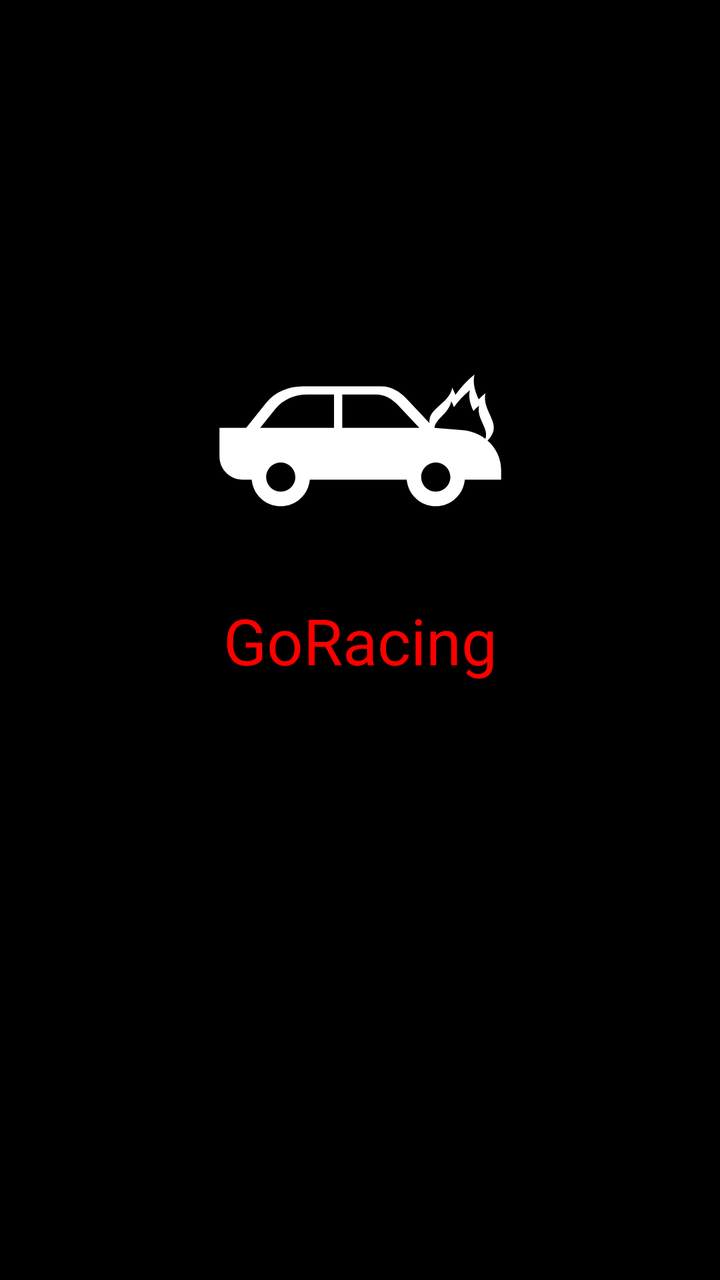
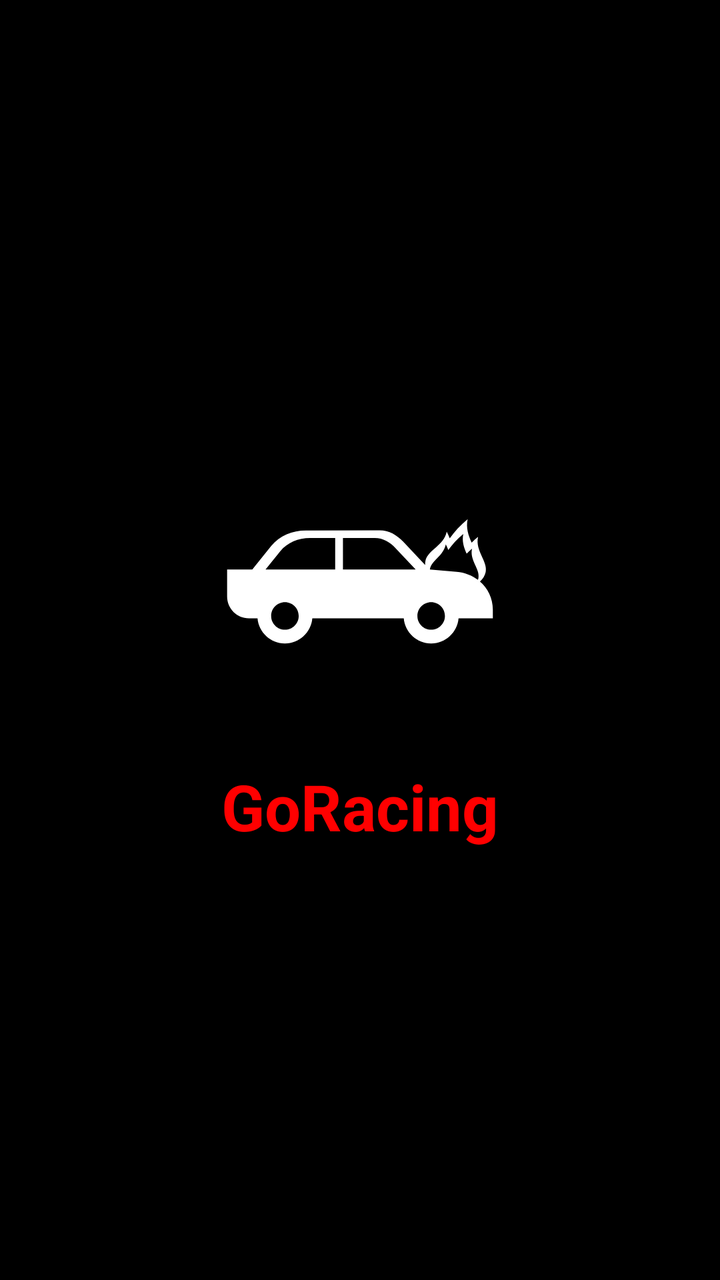

An Android layout rendered at two revisions. The XML below is the earlier revision; the diff shows what the commit changed to produce the second picture.
<!-- AndroidManifest.xml: application theme Theme.Pr20_Levenec -->
<!-- res/layout/activity_start_screen.xml -->
<?xml version="1.0" encoding="utf-8"?>
<androidx.constraintlayout.widget.ConstraintLayout xmlns:android="http://schemas.android.com/apk/res/android"
    xmlns:app="http://schemas.android.com/apk/res-auto"
    xmlns:tools="http://schemas.android.com/tools"
    android:id="@+id/main"
    android:layout_width="match_parent"
    android:layout_height="match_parent"
    android:background="@color/black"
    tools:context=".StartScreenActivity">

    <TextView
        android:id="@+id/textView"
        android:layout_width="wrap_content"
        android:layout_height="wrap_content"
        android:text="@string/app_name_text"
        android:textColor="@color/red"
        android:textSize="32sp"
        android:background="@android:color/transparent"
        android:backgroundTint="@null"
        app:layout_constraintBottom_toBottomOf="parent"
        app:layout_constraintEnd_toEndOf="parent"
        app:layout_constraintStart_toStartOf="parent"
        app:layout_constraintTop_toTopOf="parent" />

    <ImageView
        android:id="@+id/imageView"
        android:layout_width="410dp"
        android:layout_height="159dp"
        android:layout_marginTop="186dp"
        android:layout_marginEnd="1dp"
        android:layout_marginBottom="386dp"
        android:background="@android:color/transparent"
        android:backgroundTint="@null"
        android:src="@drawable/app_image"
        app:layout_constraintBottom_toBottomOf="parent"
        app:layout_constraintEnd_toEndOf="parent"
        app:layout_constraintStart_toStartOf="parent"
        app:layout_constraintTop_toTopOf="parent"
        tools:ignore="ContentDescription" />
</androidx.constraintlayout.widget.ConstraintLayout>
<!-- resources referenced by this layout -->
<resources>
  <color name="black">#FF000000</color>
  <color name="red">#FF0000</color>
  <!-- drawable app_image (drawable) -->
  <vector xmlns:android="http://schemas.android.com/apk/res/android"
      android:width="800dp"
      android:height="800dp"
      android:viewportWidth="512"
      android:viewportHeight="512">
    <path
        android:pathData="m482.71,303.94c-0.07,-19.2 -8.56,-36.05 -21.99,-47.72 4.75,-4.09 8.42,-9.73 9.79,-16.19 3.88,-18.26 -18.3,-36.02 -13.04,-60.02 -3.93,3.24 -7.57,6.61 -10.91,10.06 -5.39,-12.18 -10.1,-25.27 -6.83,-40.16 -12.47,10.29 -22.77,21.54 -30.57,32.82 -1.49,-3.84 -3.2,-7.71 -5.13,-11.58 -4.94,24.07 -32.41,31.28 -36.28,49.56 -0.52,2.46 -0.68,4.96 -0.54,7.41l-36.9,-39.15c-11.19,-11.88 -24.6,-19.94 -40.92,-19.93l-125.99,0.07c-22.62,0.02 -44.58,8.74 -58.77,26.35l-32.46,40.31 -42.96,0v46.18c0,20.53 16.76,37.29 37.29,37.29h14.6c2.11,23.94 22.29,42.83 46.77,42.83s44.66,-18.89 46.78,-42.83h156.02c2.12,23.94 22.3,42.83 46.77,42.83 24.47,0 44.66,-18.89 46.77,-42.83h58.53zM127.89,338.6c-12.94,0 -23.5,-10.56 -23.5,-23.49 0,-12.93 10.56,-23.49 23.5,-23.49 12.94,0 23.49,10.56 23.49,23.49 0,12.94 -10.55,23.49 -23.49,23.49zM94.77,235.78 L119.34,205.25c12.41,-15.42 31.64,-23.06 51.44,-23.07l42.86,-0.02v53.63zM226.91,235.78v-53.64l54.16,-0.04c14.28,-0 26.03,7.05 35.82,17.44l34.14,36.22zM377.46,338.6c-12.94,0 -23.49,-10.56 -23.49,-23.49 0,-12.93 10.56,-23.49 23.49,-23.49s23.49,10.56 23.49,23.49c0,12.94 -10.55,23.49 -23.49,23.49zM458.09,250.55c-0.21,1 -0.49,1.98 -0.83,2.93 -10.14,-7.69 -22.6,-12.66 -36.23,-13.79l-45.78,-3.8c0.05,-0.32 0.06,-0.64 0.13,-0.95 3.25,-15.3 22.91,-21.9 27.04,-42.06 1.62,3.25 3.05,6.49 4.29,9.7 6.54,-9.45 15.16,-18.88 25.6,-27.48 -2.73,12.47 1.2,23.42 5.73,33.63 2.8,-2.89 5.84,-5.71 9.13,-8.42 -4.41,20.09 14.18,34.96 10.92,50.26z"
        android:fillColor="@color/white"
        android:fillType="evenOdd"/>
  </vector>
  <string name="app_name_text">GoRacing</string>
  <style name="Theme.Pr20_Levenec" parent="Base.Theme.Pr20_Levenec" />
  <color name="white">#FFFFFFFF</color>
  <style name="Base.Theme.Pr20_Levenec" parent="Theme.Material3.DayNight.NoActionBar">
          <item name="colorPrimary">@color/black</item>
          <item name="colorPrimaryVariant">@color/white</item>
          <item name="colorOnPrimary">@color/white</item>
          <item name="colorSecondary">@color/teal</item>
          <item name="colorSecondaryVariant">@color/purple</item>
          <item name="colorOnSecondary">@color/black</item>
          <item name="android:statusBarColor">?attr/colorPrimaryVariant</item>
      </style>
  <color name="teal">#FF03DAC5</color>
  <color name="purple">#FF6200EE</color>
</resources>

<!-- the commit's change to res/layout/activity_start_screen.xml (unified diff, before → after) -->
@@ -8,33 +8,33 @@
     android:background="@color/black"
     tools:context=".StartScreenActivity">
 
+    
+    <ImageView
+        android:id="@+id/imageView"
+        android:layout_width="150dp"
+        android:layout_height="150dp"
+        android:background="@android:color/transparent"
+        android:src="@drawable/app_image"
+        app:layout_constraintBottom_toTopOf="@+id/textView"
+        app:layout_constraintEnd_toEndOf="parent"
+        app:layout_constraintStart_toStartOf="parent"
+        app:layout_constraintTop_toTopOf="parent"
+        app:layout_constraintVertical_chainStyle="packed"
+        tools:ignore="ContentDescription" />
+
+    
     <TextView
         android:id="@+id/textView"
         android:layout_width="wrap_content"
         android:layout_height="wrap_content"
+        android:layout_marginTop="16dp"
         android:text="@string/app_name_text"
         android:textColor="@color/red"
         android:textSize="32sp"
-        android:background="@android:color/transparent"
-        android:backgroundTint="@null"
+        android:textStyle="bold"
         app:layout_constraintBottom_toBottomOf="parent"
         app:layout_constraintEnd_toEndOf="parent"
         app:layout_constraintStart_toStartOf="parent"
-        app:layout_constraintTop_toTopOf="parent" />
+        app:layout_constraintTop_toBottomOf="@+id/imageView" />
 
-    <ImageView
-        android:id="@+id/imageView"
-        android:layout_width="410dp"
-        android:layout_height="159dp"
-        android:layout_marginTop="186dp"
-        android:layout_marginEnd="1dp"
-        android:layout_marginBottom="386dp"
-        android:background="@android:color/transparent"
-        android:backgroundTint="@null"
-        android:src="@drawable/app_image"
-        app:layout_constraintBottom_toBottomOf="parent"
-        app:layout_constraintEnd_toEndOf="parent"
-        app:layout_constraintStart_toStartOf="parent"
-        app:layout_constraintTop_toTopOf="parent"
-        tools:ignore="ContentDescription" />
 </androidx.constraintlayout.widget.ConstraintLayout>
